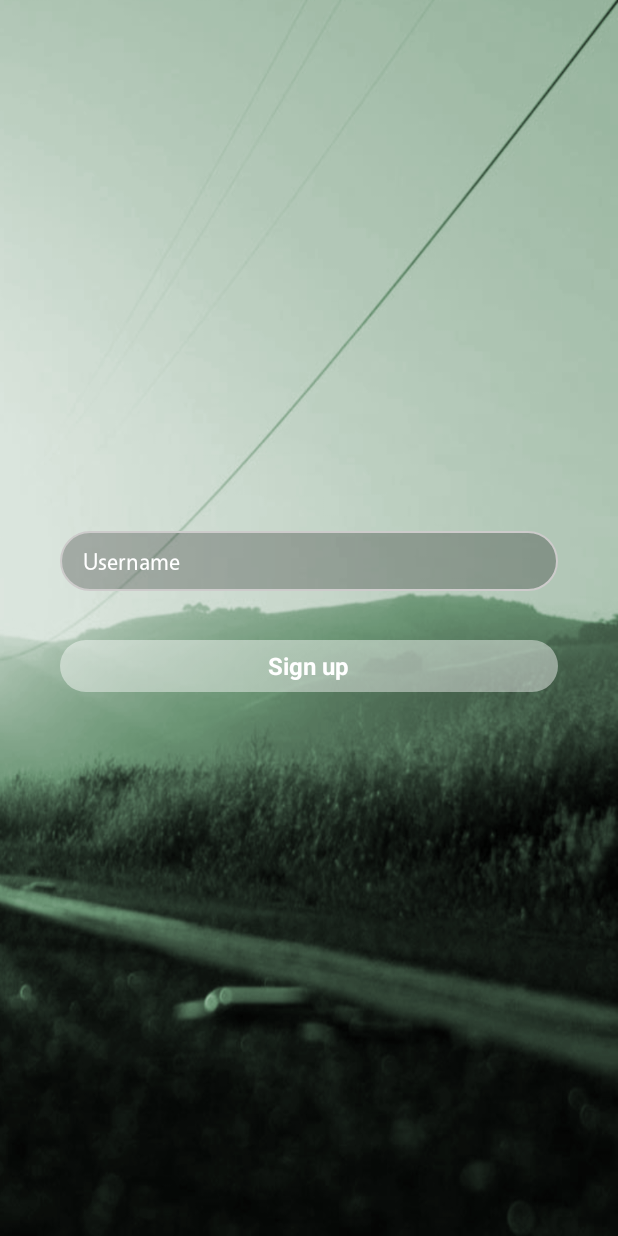
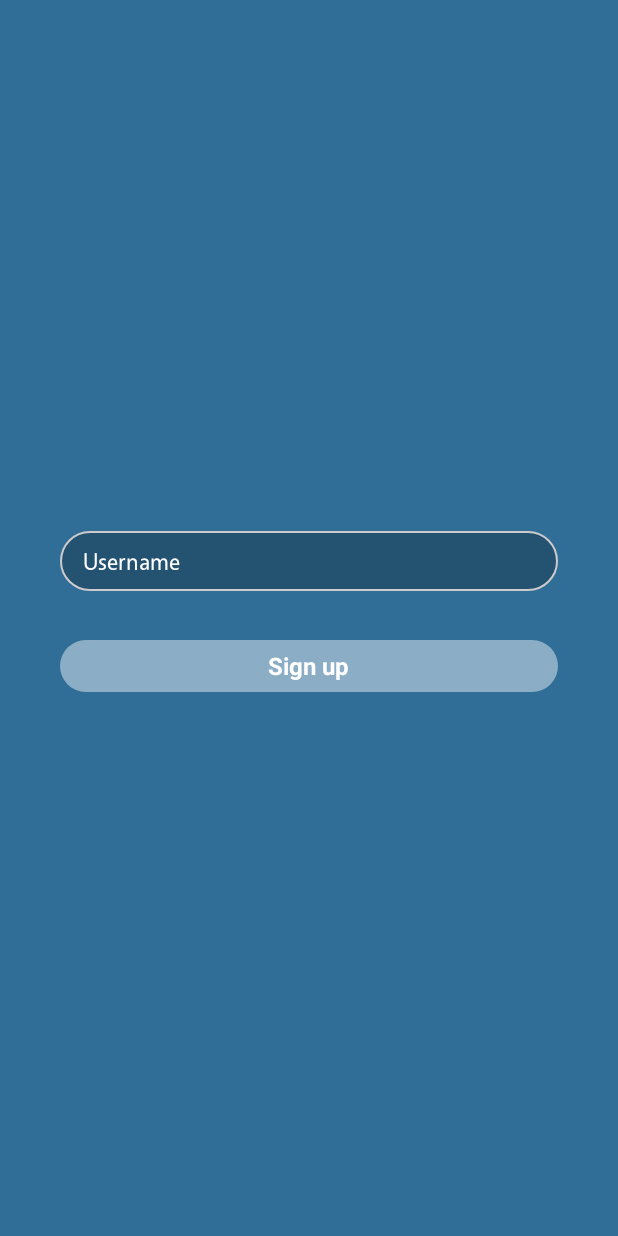
Before and after one commit to senzprojects/senz, an Android app: the screen it shows after launch (RegistrationActivity), on a phone screen of 412 x 824 dp. Run offline under Robolectric (Android 15) with nearby library versions, the phone set to English and light mode, and no system bars.

Commit message:
new logo

```diff
--- a/app/src/main/AndroidManifest.xml
+++ b/app/src/main/AndroidManifest.xml
@@ -1,8 +1,8 @@
 <?xml version="1.0" encoding="utf-8"?>
 <manifest xmlns:android="http://schemas.android.com/apk/res/android"
     package="com.score.senz">
-    android:versionCode="3"
-    android:versionName="1.2">
+    android:versionCode="1"
+    android:versionName="1.0">
     <uses-permission android:name="android.permission.ACCESS_NETWORK_STATE" />
     <uses-permission android:name="android.permission.INTERNET" />
     <uses-permission android:name="com.google.android.providers.gsf.permission.READ_GSERVICES" />
@@ -12,7 +12,7 @@
 
     <application
         android:allowBackup="true"
-        android:icon="@drawable/could_secure"
+        android:icon="@drawable/ic_launcher_logo"
         android:label="@string/app_name"
         android:supportsRtl="true"
         android:theme="@style/AppTheme">
--- a/app/src/main/java/com/score/senz/ui/RegistrationActivity.java
+++ b/app/src/main/java/com/score/senz/ui/RegistrationActivity.java
@@ -104,7 +104,7 @@ public class RegistrationActivity extends Activity implements View.OnClickListen
     @Override
     protected void onDestroy() {
         super.onDestroy();
-        unbindService(senzServiceConnection);
+        if (isServiceBound) unbindService(senzServiceConnection);
         unregisterReceiver(senzMessageReceiver);
     }
 
--- a/app/src/main/res/layout/registration_layout.xml
+++ b/app/src/main/res/layout/registration_layout.xml
@@ -6,7 +6,7 @@
         android:layout_width="fill_parent"
         android:gravity="center"
         android:orientation="vertical"
-        android:background="@drawable/freee">
+        android:background="#306d97">
 
     <ScrollView
             android:layout_width="fill_parent"
@@ -17,6 +17,20 @@
                 android:layout_height="wrap_content"
                 android:layout_width="fill_parent"
                 android:orientation="vertical">
+
+            <TextView
+                android:id="@+id/splash_text"
+                android:visibility="gone"
+                android:layout_width="90dp"
+                android:layout_height="90dp"
+                android:text="#"
+                android:gravity="center"
+                android:layout_gravity="center_horizontal"
+                android:textSize="50sp"
+                android:layout_marginBottom="60dp"
+                android:textColor="#306d97"
+                android:background="@drawable/circle_shape_white">
+            </TextView>
 
             <RelativeLayout
                     android:layout_width="fill_parent"
```
Also changed, not shown: app/src/main/res/drawable/ic_launcher_logo.png (added).
